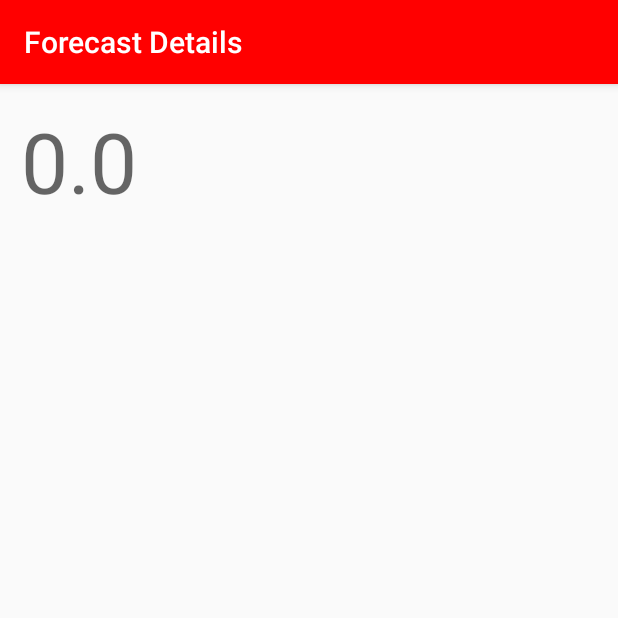
After one commit to YashMistry1406/AD-340, an Android app: the ForecastDetailsActivity screen opened directly, with no data from a screen before it, on a phone screen of 412 x 824 dp, the top half of it. The commit adds this screen. Run offline under Robolectric (Android 15) with nearby library versions, the light colour scheme and no system bars.

Commit message:
week 4 1-hour left

```diff
--- a/app/src/main/AndroidManifest.xml
+++ b/app/src/main/AndroidManifest.xml
@@ -1,6 +1,6 @@
 <?xml version="1.0" encoding="utf-8"?>
 <manifest xmlns:android="http://schemas.android.com/apk/res/android"
-    package="com.example.ad340">
+    package="com.example.ad340" >
 
     <application
         android:allowBackup="true"
@@ -8,13 +8,18 @@
         android:label="@string/app_name"
         android:roundIcon="@mipmap/ic_launcher_round"
         android:supportsRtl="true"
-        android:theme="@style/AppTheme">
-        <activity android:name=".MainActivity">
+        android:theme="@style/AppTheme" >
+        <activity android:name=".details.ForecastDetailsActivity" >
+
+
+        </activity>
+        <activity android:name=".MainActivity" >
             <intent-filter>
                 <action android:name="android.intent.action.MAIN" />
 
                 <category android:name="android.intent.category.LAUNCHER" />
             </intent-filter>
+
         </activity>
     </application>
 
--- a/app/src/main/java/com/example/ad340/MainActivity.kt
+++ b/app/src/main/java/com/example/ad340/MainActivity.kt
@@ -1,5 +1,6 @@
 package com.example.ad340
 
+import android.content.Intent
 import androidx.appcompat.app.AppCompatActivity
 import android.os.Bundle
 import android.widget.Button
@@ -9,65 +10,71 @@ import android.widget.Toast
 import androidx.lifecycle.Observer
 import androidx.recyclerview.widget.LinearLayoutManager
 import androidx.recyclerview.widget.RecyclerView
+import com.example.ad340.details.ForecastDetailsActivity
 import kotlinx.android.synthetic.main.item_dailly_forecast.*
 import java.util.*
 
 class MainActivity : AppCompatActivity() {
 
-    private val forecastRepository=ForecastRepository()
+    private val forecastRepository = ForecastRepository()
 
     override fun onCreate(savedInstanceState: Bundle?) {
         super.onCreate(savedInstanceState)
         setContentView(R.layout.activity_main)
 
-        val zipcodeEdittext : EditText =findViewById(R.id.zipcodeEdittext)
-        val enterButton :Button =findViewById(R.id.enterButton)
+        val zipcodeEdittext: EditText = findViewById(R.id.zipcodeEdittext)
+        val enterButton: Button = findViewById(R.id.enterButton)
 
 
         enterButton.setOnClickListener {
 
-            Toast.makeText(this,"Button clicked ",Toast.LENGTH_SHORT).show()
-            val zipcode : String= zipcodeEdittext.text.toString()
-            if (zipcode.length!=6)
-            {
+            Toast.makeText(this, "Button clicked ", Toast.LENGTH_SHORT).show()
+            val zipcode: String = zipcodeEdittext.text.toString()
+            if (zipcode.length != 6) {
 
-                Toast.makeText(this,"Please enter a valid pincode ",Toast.LENGTH_SHORT).show()
-            }
-            else {
+                Toast.makeText(this, "Please enter a valid pincode ", Toast.LENGTH_SHORT).show()
+            } else {
                 forecastRepository.loadForecast(zipcode)
 
             }
 
 
         }
-        val forecastList:RecyclerView=findViewById(R.id.forecastList)
-        forecastList.layoutManager=LinearLayoutManager(this)
-        val dailyForecastAdapter=DailyForecastAdapter(){
+        val forecastList: RecyclerView = findViewById(R.id.forecastList)
+        forecastList.layoutManager = LinearLayoutManager(this)
+        val dailyForecastAdapter = DailyForecastAdapter() {forecast ->
 
             //Toast.makeText(this,"Clicked Item ",Toast.LENGTH_SHORT).show()
-
-            val msg= getString(R.string.forecast_clicked_format,it.temp,it.description)
-
-            Toast.makeText(this,msg ,Toast.LENGTH_SHORT).show()
-
+            //
+            //            val msg= getString(R.string.forecast_clicked_format,it.temp,it.description)
+            //
+            //            Toast.makeText(this,msg ,Toast.LENGTH_SHORT).show()
+            showforecastDetails(forecast)
 
         }
-        forecastList.adapter=dailyForecastAdapter
+        forecastList.adapter = dailyForecastAdapter
         //week 3 displaying the list from the live data
-        val weeklyForecastObserver=Observer<List<DailyForecast>>{forecastItems->
+        val weeklyForecastObserver = Observer<List<DailyForecast>> { forecastItems ->
             // update list adapter
             //Toast.makeText(this,"Loaded items",Toast.LENGTH_SHORT).show()
             dailyForecastAdapter.submitList(forecastItems)
 
 
-
         }
 
-        forecastRepository.weeklyForecast.observe(this,weeklyForecastObserver)
 
+        forecastRepository.weeklyForecast.observe(this, weeklyForecastObserver)
+    }
+
+    private fun showforecastDetails(forecast:DailyForecast) {
+        val forecastDetailsIntent=Intent(this,ForecastDetailsActivity::class.java)
+        forecastDetailsIntent.putExtra("key_temp",forecast.temp)
+        forecastDetailsIntent.putExtra("key_description",forecast.description)
+
+        startActivity(forecastDetailsIntent)
 
     }
-
+}
 //    override fun onStart() {
 //        super.onStart()
 //
@@ -86,4 +93,3 @@ class MainActivity : AppCompatActivity() {
 //    override fun onDestroy() {
 //        super.onDestroy()
 //    }
-}
--- /dev/null
+++ b/app/src/main/java/com/example/ad340/details/ForecastDetailsActivity.kt
@@ -0,0 +1,33 @@
+package com.example.ad340.details
+
+import android.content.Intent
+import androidx.appcompat.app.AppCompatActivity
+import android.os.Bundle
+import android.widget.TextView
+import com.example.ad340.R
+import kotlinx.android.synthetic.main.activity_main.*
+import org.w3c.dom.Text
+
+class ForecastDetailsActivity : AppCompatActivity() {
+    override fun onCreate(savedInstanceState: Bundle?) {
+        super.onCreate(savedInstanceState)
+        setContentView(R.layout.activity_forecast_details)
+
+
+        setTitle(R.string.forecast_details)
+
+
+        val tempText=findViewById<TextView>(R.id.textView3)
+        val descriptionText=findViewById<TextView>(R.id.descriptionText)
+
+
+
+        //val temp=intent.getFloatExtra("key_map",0f)
+
+
+
+        tempText.text="${intent.getFloatExtra("key_map",0f)}"
+            descriptionText.text=intent.getStringExtra("key_description")
+//
+    }
+}
--- /dev/null
+++ b/app/src/main/res/layout/activity_forecast_details.xml
@@ -0,0 +1,30 @@
+<?xml version="1.0" encoding="utf-8"?>
+<androidx.constraintlayout.widget.ConstraintLayout xmlns:android="http://schemas.android.com/apk/res/android"
+    xmlns:app="http://schemas.android.com/apk/res-auto"
+    xmlns:tools="http://schemas.android.com/tools"
+    android:layout_width="match_parent"
+    android:layout_height="match_parent">
+
+  <TextView
+      android:id="@+id/textView3"
+      android:layout_width="wrap_content"
+      android:layout_height="wrap_content"
+      android:layout_marginStart="14dp"
+      android:layout_marginTop="14dp"
+      android:layout_marginEnd="14dp"
+      android:textAppearance="@style/TextAppearance.AppCompat.Display3"
+      app:layout_constraintEnd_toEndOf="parent"
+      app:layout_constraintHorizontal_bias="0.0"
+      app:layout_constraintStart_toStartOf="parent"
+      app:layout_constraintTop_toTopOf="parent"
+      tools:text="88.8" />
+
+  <TextView
+      android:id="@+id/descriptionText"
+      android:layout_width="wrap_content"
+      android:layout_height="wrap_content"
+      android:textAppearance="@style/TextAppearance.AppCompat.Display1"
+      app:layout_constraintStart_toStartOf="@+id/textView3"
+      app:layout_constraintTop_toBottomOf="@+id/textView3"
+      tools:text="Partly cloudy" />
+</androidx.constraintlayout.widget.ConstraintLayout>
--- a/app/src/main/res/values/strings.xml
+++ b/app/src/main/res/values/strings.xml
@@ -1,5 +1,6 @@
 <resources>
     <string name="app_name">A Weather app</string>
+    <string name="forecast_details">Forecast Details</string>
     <string name ="forecast_clicked_format">Forecast: %1$.2f %2$s</string>
 
 </resources>
--- a/build.gradle
+++ b/build.gradle
@@ -6,7 +6,7 @@ buildscript {
         jcenter()
     }
     dependencies {
-        classpath 'com.android.tools.build:gradle:4.1.1'
+        classpath 'com.android.tools.build:gradle:4.1.2'
         classpath "org.jetbrains.kotlin:kotlin-gradle-plugin:$kotlin_version"
 
         // NOTE: Do not place your application dependencies here; they belong
```
